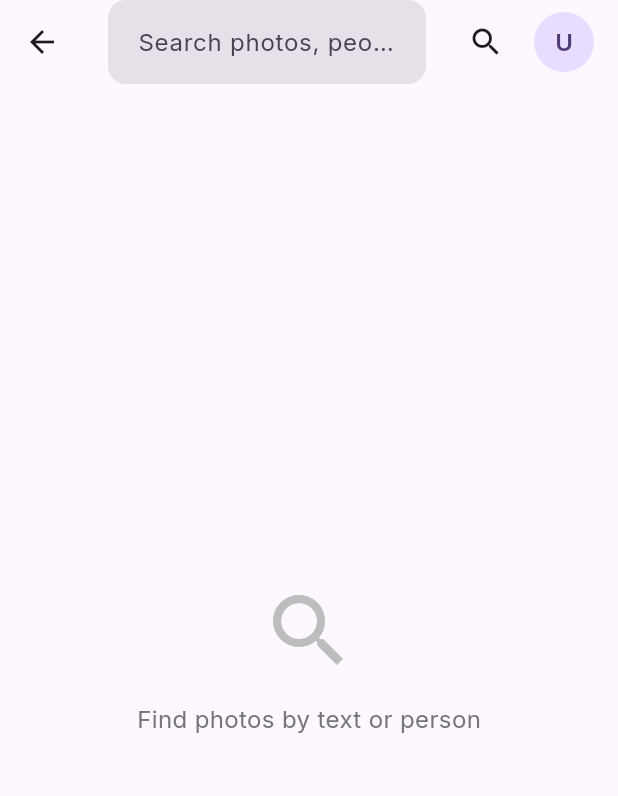
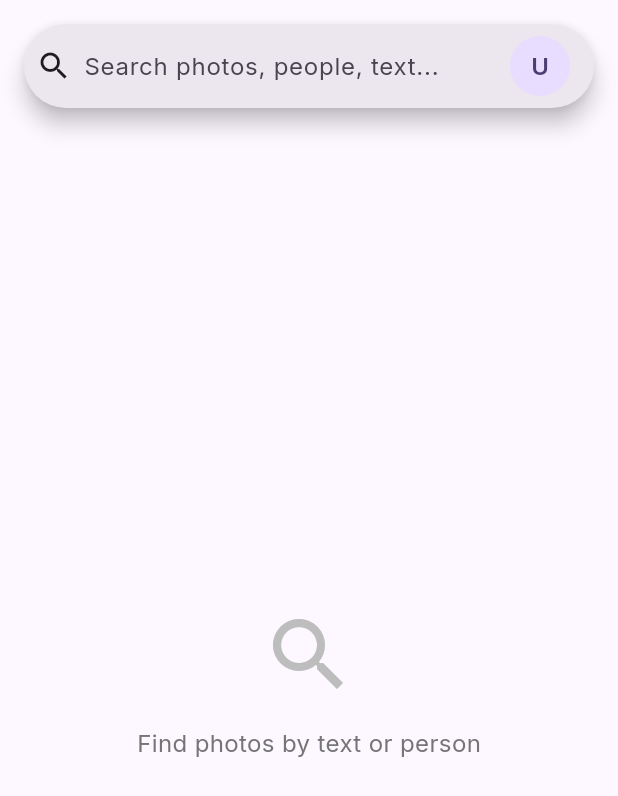
Before and after one commit to sudols/photo-sense, a Flutter app: the SearchScreen screen opened directly, on a phone screen of 412 x 824 dp. Shown: the top 796 px of the screen. Run offline on Flutter 3.47's test engine with Material 3 defaults, Android fonts, the phone set to English and light mode, and no system bars; our stand-ins replace flutter_sticky_header, google_fonts, image_picker; missing offline and left inert: amplify_api, amplify_auth_cognito, amplify_core, amplify_flutter, amplify_storage_s3.

Commit message:
Refactor: Upgrade Search Screen to use Material 3 SearchBar

```diff
--- a/lib/screens/search/search_screen.dart
+++ b/lib/screens/search/search_screen.dart
@@ -128,28 +128,23 @@ class _SearchScreenState extends State<SearchScreen> {
   @override
   Widget build(BuildContext context) {
     return Scaffold(
-      appBar: AppBar(
-        title: TextField(
+      body: SafeArea(
+        child: Column(
+          children: [
+            Padding(
+              padding: const EdgeInsets.all(16.0),
+              child: SearchBar(
                 controller: _searchController,
-          decoration: InputDecoration(
                 hintText: 'Search photos, people, text...',
-            border: InputBorder.none,
-            hintStyle: TextStyle(color: Theme.of(context).colorScheme.onSurfaceVariant),
+                leading: const Icon(Icons.search),
+                trailing: [
+                  ProfileMenuButton(userEmail: widget.userEmail),
+                ],
+                onSubmitted: _performSearch,
               ),
-          textInputAction: TextInputAction.search,
-          onSubmitted: _performSearch,
-          autofocus: false, // Don't autofocus to avoid keyboard popping on tab switch
             ),
-        actions: [
-          IconButton(
-            icon: const Icon(Icons.search),
-            onPressed: () => _performSearch(_searchController.text),
-          ),
-          ProfileMenuButton(userEmail: widget.userEmail),
-          const SizedBox(width: 8),
-        ],
-      ),
-      body: _isSearching
+            Expanded(
+              child: _isSearching
                   ? const Center(child: CircularProgressIndicator())
                   : _searchResults.isEmpty
                       ? Center(
@@ -173,7 +168,7 @@ class _SearchScreenState extends State<SearchScreen> {
                           ),
                         )
                       : GridView.builder(
-                  padding: const EdgeInsets.all(4),
+                          padding: const EdgeInsets.symmetric(horizontal: 16),
                           gridDelegate: const SliverGridDelegateWithFixedCrossAxisCount(
                             crossAxisCount: 3,
                             crossAxisSpacing: 4,
@@ -191,14 +186,24 @@ class _SearchScreenState extends State<SearchScreen> {
                                 );
                               },
                               child: url != null
-                          ? Image.network(url, fit: BoxFit.cover)
+                                  ? ClipRRect(
+                                      borderRadius: BorderRadius.circular(12),
+                                      child: Image.network(url, fit: BoxFit.cover),
+                                    )
                                   : Container(
+                                      decoration: BoxDecoration(
                                         color: Colors.grey[200],
+                                        borderRadius: BorderRadius.circular(12),
+                                      ),
                                       child: const Center(child: Icon(Icons.image)),
                                     ),
                             );
                           },
                         ),
+            ),
+          ],
+        ),
+      ),
     );
   }
 }
```
Lines whose indentation alone changed are shown as unchanged.
